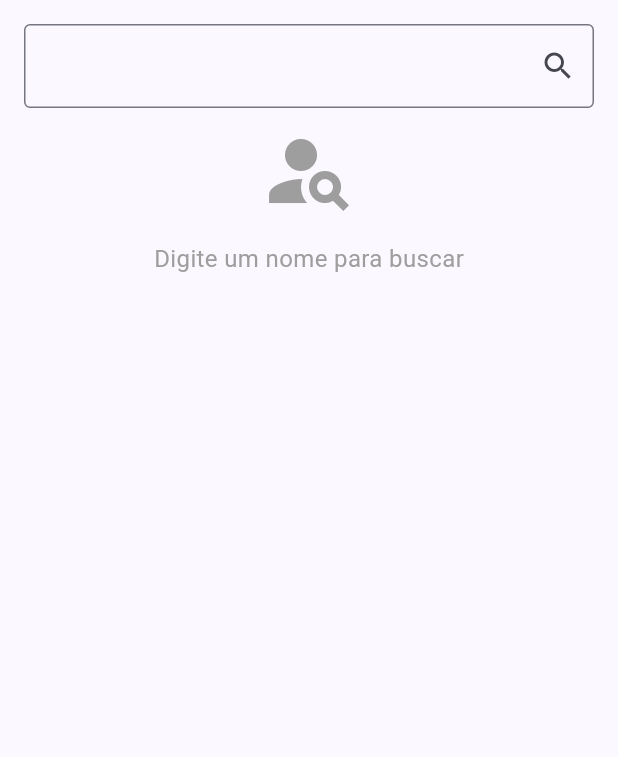
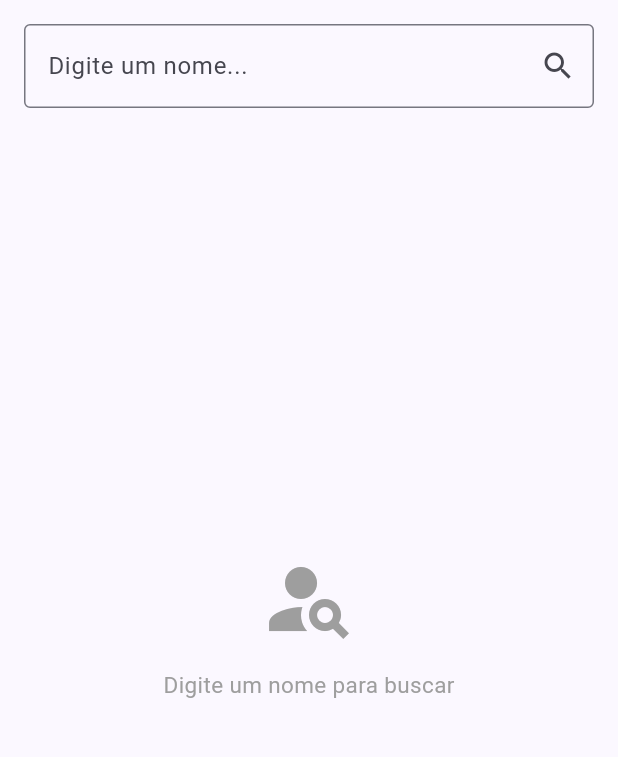
Before and after one commit to danilocrz/flutter-challenge, a Flutter app: the screen it shows after launch, on a phone screen of 412 x 824 dp, the part 84-841 px from its top. Run offline on Flutter 3.47's test engine with Material 3 defaults, Android fonts, the phone set to English and light mode, and no system bars; our stand-ins replace flutter_bloc.

Commit message:
feat: adiciona responsividade com LayoutBuilder nas telas

```diff
--- a/lib/pages/home/home_page.dart
+++ b/lib/pages/home/home_page.dart
@@ -34,7 +34,12 @@ class _HomePageState extends State<HomePage> {
         ),
         centerTitle: true,
       ),
-      body: Padding(
+      body: LayoutBuilder(
+        builder: (context, constraints) {
+          return Center(
+            child: ConstrainedBox(
+              constraints: BoxConstraints(maxWidth: 600),
+              child: Padding(
                 padding: EdgeInsets.all(16),
                 child: Column(
                   children: [
@@ -42,6 +47,7 @@ class _HomePageState extends State<HomePage> {
                       controller: _controllerName,
                       decoration: InputDecoration(
                         border: OutlineInputBorder(),
+                        hintText: 'Digite um nome...',
                         suffixIcon: IconButton(
                           onPressed: _buscar,
                           icon: Icon(Icons.search),
@@ -82,12 +88,20 @@ class _HomePageState extends State<HomePage> {
                           }
                           return Center(
                             child: Column(
+                              mainAxisAlignment: MainAxisAlignment.center,
                               children: [
-                        Icon(Icons.person_search, size: 64, color: Colors.grey),
+                                Icon(
+                                  Icons.person_search,
+                                  size: 64,
+                                  color: Colors.grey,
+                                ),
                                 SizedBox(height: 15),
                                 Text(
                                   'Digite um nome para buscar',
-                          style: TextStyle(fontSize: 16, color: Colors.grey),
+                                  style: TextStyle(
+                                    fontSize: 15,
+                                    color: Colors.grey,
+                                  ),
                                 ),
                               ],
                             ),
@@ -98,6 +112,10 @@ class _HomePageState extends State<HomePage> {
                   ],
                 ),
               ),
+            ),
+          );
+        },
+      ),
     );
   }
 }
```
Also changed, not shown: lib/pages/details/details_page.dart (+29 -17 lines). Lines whose indentation alone changed are shown as unchanged.
